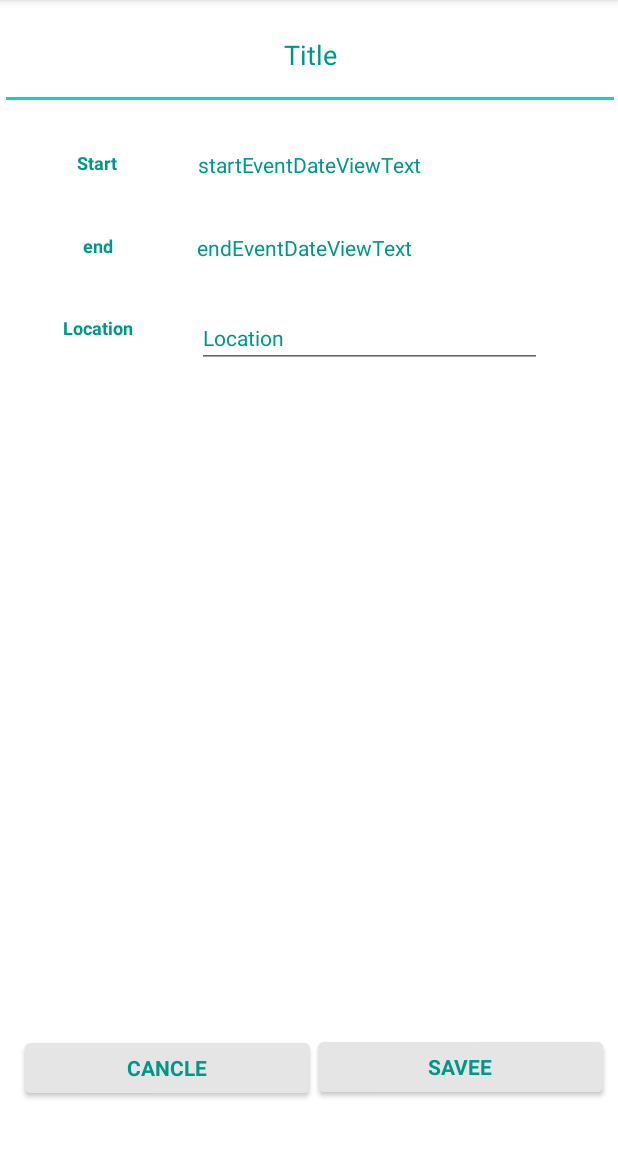
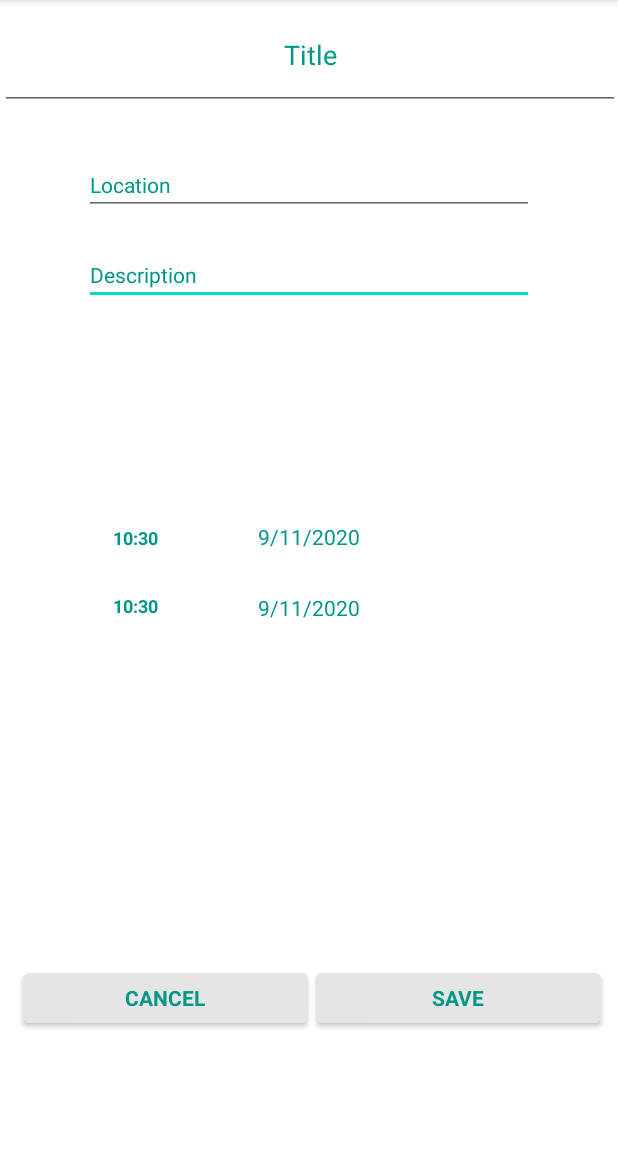
Before and after one commit to IdoGuzi/TimShare, an Android app: the EventActivity screen opened directly, with no data from a screen before it, on a phone screen of 412 x 824 dp, the part 84-1236 px from its top. Run offline under Robolectric (Android 15) with nearby library versions, the phone set to English and light mode, and no system bars; our stand-ins replace Firebase (no records; nobody signed in at launch, a user with empty details on screens opened directly).

Commit message:
"event activity"

```diff
--- a/app/src/main/java/classes/Business.java
+++ b/app/src/main/java/classes/Business.java
@@ -63,7 +63,7 @@ public class Business implements user {
     }
 
     @Override
-    public List<String> getEventsIn(Date from, Date to) {
+    public List<event> getEventsIn(Date from, Date to) {
         return null;
     }
 
--- a/app/src/main/java/classes/Event.java
+++ b/app/src/main/java/classes/Event.java
@@ -26,6 +26,7 @@ public class Event implements event {
         this.invited=new HashSet<>();
         this.declined=new HashSet<>();
     }
+
 
 
     @Override
--- a/app/src/main/java/com/example/timshare/CalendarActivity.java
+++ b/app/src/main/java/com/example/timshare/CalendarActivity.java
@@ -9,6 +9,7 @@ import android.icu.text.SimpleDateFormat;
 import android.os.Bundle;
 import android.view.View;
 import android.widget.CalendarView;
+import android.widget.DatePicker;
 import android.widget.TextView;
 
 import com.google.android.material.floatingactionbutton.FloatingActionButton;
@@ -23,6 +24,7 @@ public class CalendarActivity extends AppCompatActivity  {
     private SimpleDateFormat dateFormat;
     private String date;
     private Intent myIntent;
+
 
     @Override
     protected void onCreate(Bundle savedInstanceState) {
@@ -55,6 +57,8 @@ public class CalendarActivity extends AppCompatActivity  {
             }
         });
 
+
+
     }
 
 }
--- a/app/src/main/java/com/example/timshare/EventActivity.java
+++ b/app/src/main/java/com/example/timshare/EventActivity.java
@@ -7,6 +7,7 @@ import android.app.TimePickerDialog;
 import android.content.Intent;
 import android.graphics.Color;
 import android.graphics.drawable.ColorDrawable;
+import android.icu.text.SimpleDateFormat;
 import android.os.Bundle;
 import android.text.TextUtils;
 import android.text.format.DateFormat;
@@ -19,29 +20,31 @@ import android.widget.TextView;
 import android.widget.TimePicker;
 
 import com.google.firebase.auth.FirebaseAuth;
+import com.google.firebase.auth.FirebaseUser;
 import com.google.firebase.database.DatabaseReference;
 import com.google.firebase.database.FirebaseDatabase;
 
-import java.text.SimpleDateFormat;
+import java.text.BreakIterator;
 import java.util.Calendar;
 import java.util.Locale;
 
-public class EventActivity extends AppCompatActivity implements DatePickerDialog.OnDateSetListener  {
+public class EventActivity extends AppCompatActivity {
 
-    private  static  final String TAG ="EventActivity";
+    private static final String TAG = "EventActivity";
 
     private FirebaseDatabase db = FirebaseDatabase.getInstance();
 
-    private TextView startEventDateViewText, endEventDateViewText;
-    private EditText editTextEventName, editTextTLocation;
-    private int year, month, day, myYear, myday, myMonth, myHour, myMinute;
+    private TextView startEventDateViewText, endEventDateViewText,startEventTimeViewText,endEventTimeViewText;
+    private EditText editTextEventName, editTextLocation,editTextDescription;
+    private int myDay, myMonth, myYear, myHourOfDay, myMinute;
+    private int endYear, endDay, endMonth, endHour, endMinute;
     private Button cancelBtn, saveBtn;
-    //private FirebaseDatabase database = FirebaseDatabase.getInstance();
     private FirebaseAuth fAuth;
-    private boolean flag=false;
-
-    private DatePickerDialog.OnDateSetListener sDatePickerDialogListener;
-    private DatePickerDialog.OnDateSetListener eDatePickerDialogListener;
+    private Calendar calendar;
+    private String startDate,endDate,endTime,startTime,location,eventName,Description;
+    private DatePickerDialog startDatePickerDialog,endDatePickerDialog;
+    private TimePickerDialog startTimePickerDialog,endTimePickerDialog;
+    private FirebaseDatabase database = FirebaseDatabase.getInstance();
 
 
     @Override
@@ -49,83 +52,130 @@ public class EventActivity extends AppCompatActivity implements DatePickerDialog
         super.onCreate(savedInstanceState);
         setContentView(R.layout.activity_event);
 
+
+        DatabaseReference fdb = database.getReference();
+        FirebaseAuth fAuth = FirebaseAuth.getInstance();
+        FirebaseUser fbuser = fAuth.getCurrentUser();
+        String userId=fbuser.getUid();
         /*
-        DatabaseReference fdb = db.getReference();
         fdb.child("Events").child(eventID).setValue(ven);
         fdb.child("Users").child(ven.getOwnerID).addEvent(eventID)
+*/
 
-         */
 
         startEventDateViewText = findViewById(R.id.startEventDateViewText);
         endEventDateViewText = findViewById(R.id.endEventDateViewText);
+        startEventTimeViewText=findViewById(R.id.startEventTimeViewText);
+        endEventTimeViewText=findViewById(R.id.endEventTimeViewText);
         editTextEventName = findViewById(R.id.EditTextTitle);
-        editTextTLocation = findViewById(R.id.EditTextTLocation);
+        editTextLocation = findViewById(R.id.EditTextTLocation);
+        editTextDescription = findViewById(R.id.editTextTDescription);
         cancelBtn = findViewById(R.id.cancleButton);
         saveBtn = findViewById(R.id.saveButton);
 
+        eventName = editTextEventName.getText().toString().trim();
+        location=editTextLocation.getText().toString().trim();
+        Description=editTextDescription.getText().toString().trim();
 
+        calendar = Calendar.getInstance();
+        myYear = calendar.get(Calendar.YEAR);
+        myMonth = calendar.get(Calendar.MONTH);
+        myDay = calendar.get(Calendar.DAY_OF_MONTH);
+        myHourOfDay = calendar.get(Calendar.HOUR_OF_DAY);
+        myMinute = calendar.get(Calendar.MINUTE);
+
+        startTime=endTime=myHourOfDay+":"+myMinute;
+        startDate=endDate=myDay+"/"+myMonth+"/"+myYear;
+        startEventTimeViewText.setText(startTime);
+        startEventDateViewText.setText(startDate);
+        endEventTimeViewText.setText(endTime);
+        endEventDateViewText.setText(endDate);
+
+        //time and date
         startEventDateViewText.setOnClickListener(new View.OnClickListener() {
             @Override
             public void onClick(View v) {
-                Calendar calendar = Calendar.getInstance();
-                year = calendar.get(Calendar.YEAR);
-                month = calendar.get(Calendar.MONTH);
-                day = calendar.get(Calendar.DAY_OF_MONTH);
-                showDatePickerDialog(year,month,day);
-                if(flag) {
-                    String date = (myMonth + 1) + "/" + myday + "/" + myYear;
-                    startEventDateViewText.setText(date);
-                }
-                flag=false;
+                startDatePickerDialog.show();
             }
         });
 
-        endEventDateViewText.setOnClickListener((new View.OnClickListener() {
+        endEventDateViewText.setOnClickListener(new View.OnClickListener() {
             @Override
             public void onClick(View v) {
-                Calendar calendar = Calendar.getInstance();
-                year = calendar.get(Calendar.YEAR);
-                month = calendar.get(Calendar.MONTH);
-                day = calendar.get(Calendar.DAY_OF_MONTH);
-                showDatePickerDialog(year,month,day);
-                String date=(myMonth+1)+"/"+myday+"/"+myYear;
-                endEventDateViewText.setText(date);
+                endDatePickerDialog.show();
+            }
+        });
 
-            }
-        }));
-        String eventName = editTextEventName.getText().toString();
-        if (TextUtils.isEmpty(eventName)) {
-            editTextEventName.setError("\n" +
-                    "Invalid title, please enter a name for the title.\n");
-            return;
-        }
-        saveBtn.setOnClickListener(new View.OnClickListener() {
+        startEventTimeViewText.setOnClickListener(new View.OnClickListener() {
             @Override
             public void onClick(View v) {
-                Intent myIntent = new Intent(getApplicationContext(), CalendarActivity.class);
-                myIntent.putExtra("com.example.timshare.SAVE", "saved");
-                startActivity(myIntent);
+                startTimePickerDialog.show();
             }
         });
+
+        endEventTimeViewText.setOnClickListener(new View.OnClickListener() {
+            @Override
+            public void onClick(View v) {
+                endTimePickerDialog.show();
+            }
+        });
+        startDatePickerDialog = new DatePickerDialog(this, new DatePickerDialog.OnDateSetListener() {
+
+            @Override
+            public void onDateSet(DatePicker view, int year, int month, int dayOfMonth) {
+                startDate = dayOfMonth + "/" + month + "/" + year;
+                startEventDateViewText.setText(startDate);
+            }
+        }, myYear, myMonth, myDay);
+
+        startTimePickerDialog=new TimePickerDialog(this, new TimePickerDialog.OnTimeSetListener() {
+            @Override
+            public void onTimeSet(TimePicker view, int hourOfDay, int minute) {
+                startTime=hourOfDay+":"+minute;
+                startEventTimeViewText.setText(startTime);
+            }
+        },myHourOfDay, myMinute,true);
+
+        endDatePickerDialog = new DatePickerDialog(this, new DatePickerDialog.OnDateSetListener() {
+
+            @Override
+            public void onDateSet(DatePicker view, int year, int month, int dayOfMonth) {
+                endDate = dayOfMonth + "/" + month + "/" + year;
+                endEventDateViewText.setText(endDate);
+            }
+        }, myYear, myMonth, myDay);
+
+        endTimePickerDialog=new TimePickerDialog(this, new TimePickerDialog.OnTimeSetListener() {
+            @Override
+            public void onTimeSet(TimePicker view, int hourOfDay, int minute) {
+                endTime=hourOfDay+":"+minute;
+                endEventTimeViewText.setText(endTime);
+            }
+        },myHourOfDay, myMinute,true);
 
         cancelBtn.setOnClickListener(new View.OnClickListener() {
             @Override
             public void onClick(View v) {
-                Intent myIntent = new Intent(EventActivity.this, CalendarActivity.class);
+                 Intent myIntent=new Intent(EventActivity.this, CalendarActivity.class);
                 startActivity(myIntent);
+
+            }
+        });
+
+        saveBtn.setOnClickListener(new View.OnClickListener() {
+            @Override
+            public void onClick(View v) {
+                Intent myIntent=new Intent(EventActivity.this, CalendarActivity.class);
+                myIntent.putExtra("com.example.timshare.SAVEDDATA","saved");
+                startActivity(myIntent);
+
+
             }
         });
 
     }
-    private void showDatePickerDialog(int year,int month,int day){
-        DatePickerDialog datePickerDialog=new DatePickerDialog(this,this,year,month,day);
-        datePickerDialog.show();
-    }
 
-    @Override
-    public void onDateSet(DatePicker view, int year, int month, int dayOfMonth) {
-        String date = ( month + 1) + "/" + dayOfMonth + "/" + dayOfMonth;
-        startEventDateViewText.setText(date);
 
-    }
+
+
 }
--- a/app/src/main/res/layout/activity_event.xml
+++ b/app/src/main/res/layout/activity_event.xml
@@ -6,26 +6,45 @@
     android:layout_height="match_parent"
     tools:context=".EventActivity">
 
+    <EditText
+        android:id="@+id/editTextTDescription"
+        android:layout_width="300dp"
+        android:layout_height="35dp"
+        android:layout_marginStart="60dp"
+        android:layout_marginTop="168dp"
+        android:layout_marginEnd="60dp"
+        android:ems="10"
+        android:inputType="textPersonName"
+        android:text="Description"
+        android:textColor="#009688"
+        android:textSize="14sp"
+        app:layout_constraintEnd_toEndOf="parent"
+        app:layout_constraintHorizontal_bias="0.555"
+        app:layout_constraintStart_toStartOf="parent"
+        app:layout_constraintTop_toTopOf="parent" />
+
     <Button
         android:id="@+id/saveButton"
         android:layout_width="190dp"
         android:layout_height="45dp"
         android:layout_marginStart="5dp"
         android:layout_marginEnd="10dp"
+        android:layout_marginBottom="80dp"
         android:backgroundTint="#E6E5E5"
         android:lineSpacingExtra="10sp"
-        android:text="SAVEE"
+        android:text="SAVE"
         android:textAppearance="@style/TextAppearance.AppCompat.Medium"
         android:textColor="#009688"
         android:textSize="14sp"
         android:textStyle="bold"
+        android:visibility="visible"
         app:iconTint="#2D2F31"
         app:layout_constraintBottom_toBottomOf="parent"
         app:layout_constraintEnd_toEndOf="parent"
-        app:layout_constraintHorizontal_bias="1.0"
+        app:layout_constraintHorizontal_bias="0.0"
         app:layout_constraintStart_toEndOf="@+id/cancleButton"
-        app:layout_constraintTop_toTopOf="parent"
-        app:layout_constraintVertical_bias="0.953" />
+        app:layout_constraintTop_toBottomOf="@+id/endEventDateViewText"
+        app:layout_constraintVertical_bias="1.0" />
 
     <Button
         android:id="@+id/cancleButton"
@@ -33,83 +52,65 @@
         android:layout_height="45dp"
         android:layout_marginStart="10dp"
         android:layout_marginEnd="205dp"
-        android:layout_marginBottom="20dp"
+        android:layout_marginBottom="80dp"
         android:backgroundTint="#E6E5E5"
         android:lineSpacingExtra="10sp"
-        android:text="CANCLE"
+        android:text="CANCEL"
         android:textAppearance="@style/TextAppearance.AppCompat.Medium"
         android:textColor="#009688"
         android:textSize="14sp"
         android:textStyle="bold"
+        android:visibility="visible"
         app:iconTint="#F6FAF7"
         app:layout_constraintBottom_toBottomOf="parent"
         app:layout_constraintEnd_toEndOf="parent"
-        app:layout_constraintHorizontal_bias="1.0"
+        app:layout_constraintHorizontal_bias="0.833"
         app:layout_constraintStart_toStartOf="parent"
-        app:layout_constraintTop_toTopOf="parent"
-        app:layout_constraintVertical_bias="0.981" />
+        app:layout_constraintTop_toBottomOf="@+id/endEventTimeViewText"
+        app:layout_constraintVertical_bias="1.0" />
 
     <TextView
-        android:id="@+id/startTextView3"
-        android:layout_width="90dp"
+        android:id="@+id/endEventTimeViewText"
+        android:layout_width="120dp"
         android:layout_height="35dp"
-        android:layout_marginStart="20dp"
-        android:layout_marginTop="210dp"
-        android:layout_marginEnd="20dp"
-        android:text="Location"
+        android:layout_marginStart="30dp"
+        android:layout_marginTop="395dp"
+        android:layout_marginBottom="300dp"
+        android:text="12:30 PM"
         android:textAlignment="center"
         android:textColor="#009688"
         android:textSize="12sp"
         android:textStyle="bold"
-        app:layout_constraintEnd_toStartOf="@+id/EditTextTLocation"
+        app:layout_constraintBottom_toBottomOf="parent"
         app:layout_constraintStart_toStartOf="parent"
-        app:layout_constraintTop_toTopOf="parent" />
-
-    <TextView
-        android:id="@+id/endTextView"
-        android:layout_width="90dp"
-        android:layout_height="35dp"
-        android:layout_marginStart="20dp"
-        android:layout_marginTop="155dp"
-        android:layout_marginEnd="20dp"
-        android:text="end"
-        android:textAlignment="center"
-        android:textColor="#009688"
-        android:textSize="12sp"
-        android:textStyle="bold"
-        app:layout_constraintEnd_toStartOf="@+id/endEventDateViewText"
-        app:layout_constraintStart_toStartOf="parent"
-        app:layout_constraintTop_toTopOf="parent" />
+        app:layout_constraintTop_toTopOf="parent"
+        app:layout_constraintVertical_bias="0.0" />
 
     <TextView
         android:id="@+id/startEventDateViewText"
-        android:layout_width="230dp"
+        android:layout_width="200dp"
         android:layout_height="35dp"
-        android:layout_marginStart="130dp"
-        android:layout_marginTop="100dp"
-        android:layout_marginEnd="50dp"
-        android:layout_marginBottom="20dp"
+        android:layout_marginTop="348dp"
+        android:layout_marginEnd="40dp"
         android:rotationX="0"
         android:text="startEventDateViewText"
         android:textColor="#009688"
-        app:layout_constraintBottom_toTopOf="@+id/endEventDateViewText"
         app:layout_constraintEnd_toEndOf="parent"
-        app:layout_constraintHorizontal_bias="1.0"
-        app:layout_constraintStart_toStartOf="parent"
         app:layout_constraintTop_toTopOf="parent" />
 
     <TextView
         android:id="@+id/endEventDateViewText"
-        android:layout_width="230dp"
+        android:layout_width="200dp"
         android:layout_height="35dp"
-        android:layout_marginStart="130dp"
-        android:layout_marginTop="155dp"
-        android:layout_marginEnd="50dp"
+        android:layout_marginTop="395dp"
+        android:layout_marginEnd="40dp"
+        android:layout_marginBottom="300dp"
         android:text="endEventDateViewText"
         android:textColor="#009688"
+        app:layout_constraintBottom_toBottomOf="parent"
         app:layout_constraintEnd_toEndOf="parent"
-        app:layout_constraintStart_toStartOf="parent"
-        app:layout_constraintTop_toTopOf="parent" />
+        app:layout_constraintTop_toTopOf="parent"
+        app:layout_constraintVertical_bias="0.0" />
 
     <EditText
         android:id="@+id/EditTextTitle"
@@ -126,38 +127,37 @@
         app:layout_constraintTop_toTopOf="parent" />
 
     <TextView
-        android:id="@+id/startTextView"
-        android:layout_width="90dp"
+        android:id="@+id/startEventTimeViewText"
+        android:layout_width="120dp"
         android:layout_height="35dp"
-        android:layout_marginStart="20dp"
-        android:layout_marginTop="100dp"
-        android:layout_marginEnd="20dp"
-        android:layout_marginBottom="20dp"
-        android:text="Start"
+        android:layout_marginStart="30dp"
+        android:layout_marginTop="350dp"
+        android:layout_marginBottom="10dp"
+        android:text="12:00 PM"
         android:textAlignment="center"
         android:textColor="#009688"
         android:textSize="12sp"
         android:textStyle="bold"
-        app:layout_constraintBottom_toTopOf="@+id/endTextView"
-        app:layout_constraintEnd_toStartOf="@+id/startEventDateViewText"
-        app:layout_constraintHorizontal_bias="0.0"
+        app:layout_constraintBottom_toTopOf="@+id/endEventTimeViewText"
         app:layout_constraintStart_toStartOf="parent"
         app:layout_constraintTop_toTopOf="parent" />
 
     <EditText
         android:id="@+id/EditTextTLocation"
-        android:layout_width="230dp"
+        android:layout_width="300dp"
         android:layout_height="35dp"
-        android:layout_marginStart="130dp"
-        android:layout_marginTop="210dp"
-        android:layout_marginEnd="50dp"
+        android:layout_marginStart="60dp"
+        android:layout_marginTop="20dp"
+        android:layout_marginEnd="60dp"
+        android:layout_marginBottom="10dp"
         android:ems="10"
         android:inputType="textPersonName"
         android:text="Location"
         android:textColor="#009688"
         android:textSize="14sp"
+        app:layout_constraintBottom_toTopOf="@+id/editTextTDescription"
         app:layout_constraintEnd_toEndOf="parent"
         app:layout_constraintStart_toStartOf="parent"
-        app:layout_constraintTop_toTopOf="parent" />
+        app:layout_constraintTop_toBottomOf="@+id/EditTextTitle" />
 
 </androidx.constraintlayout.widget.ConstraintLayout>
```
Also changed, not shown: 1 other file.
